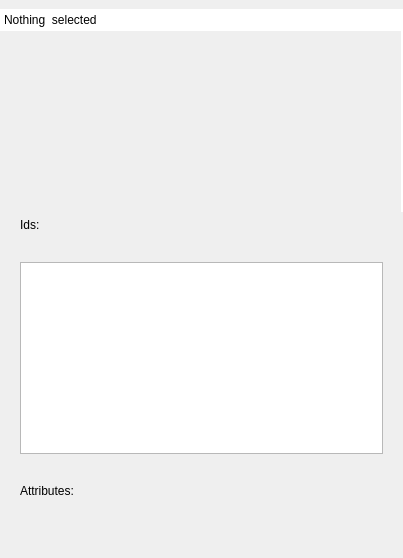
The window that src/gui/forms/fullinspector.ui (evoplex/evoplex) describes before a commit, drawn with Qt 5.
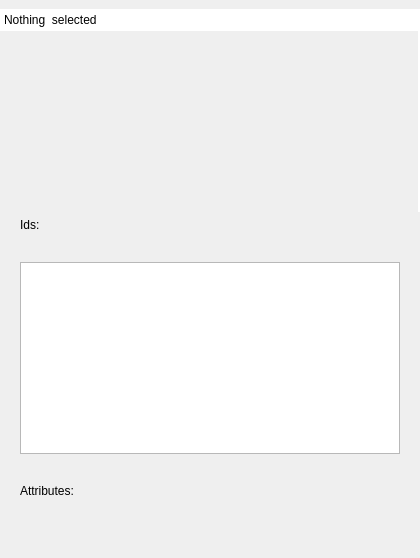
The same window after the commit.

```diff
--- a/src/gui/forms/fullinspector.ui
+++ b/src/gui/forms/fullinspector.ui
@@ -6,7 +6,7 @@
    <rect>
     <x>0</x>
     <y>0</y>
-    <width>403</width>
+    <width>420</width>
     <height>558</height>
    </rect>
   </property>
```
Left out of the diff: 36 changed lines with no effect on the pictures.
